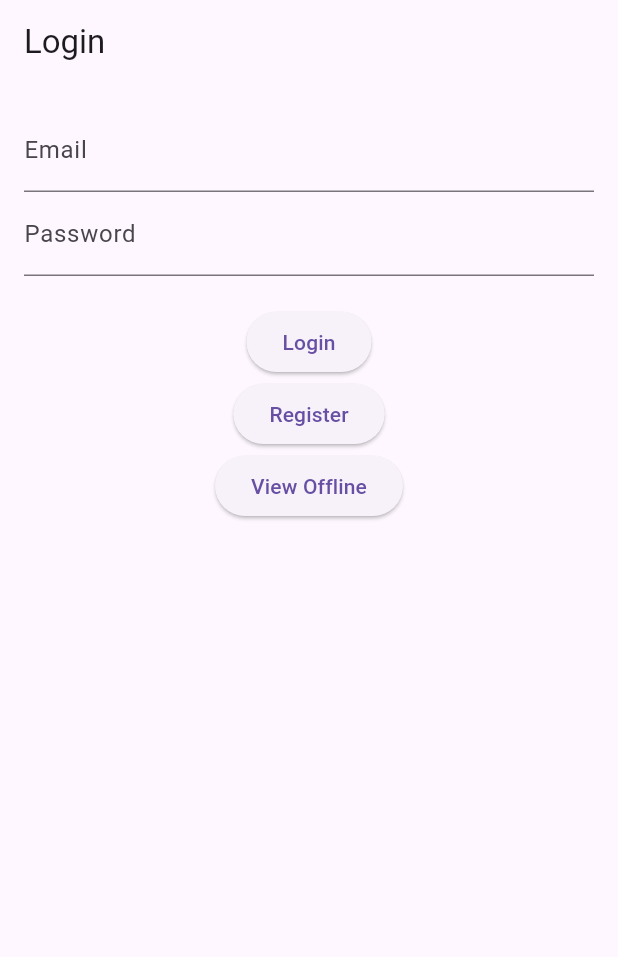
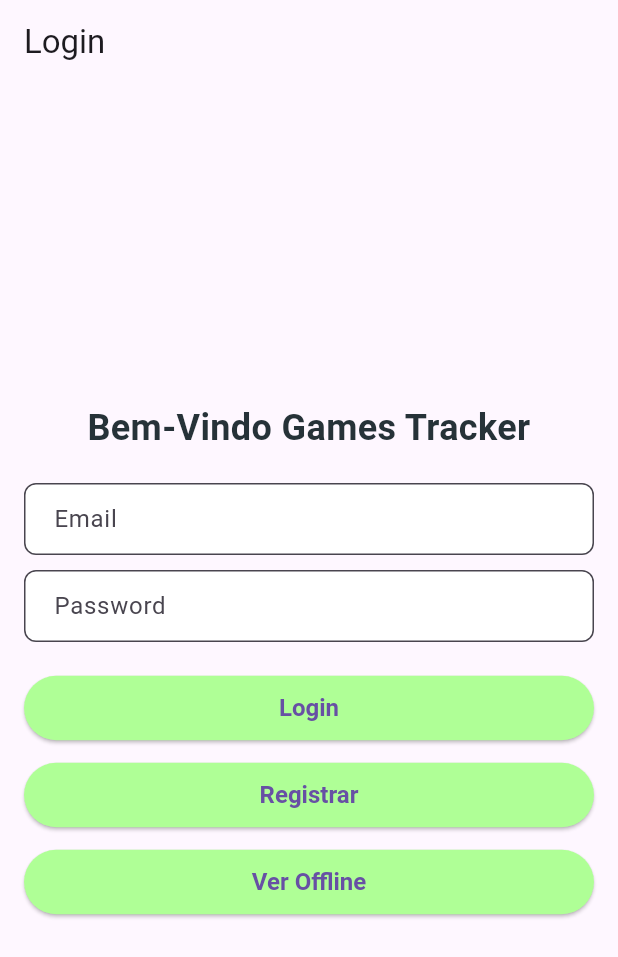
Before and after one commit to LevyLucas/GameTracker, a Flutter app: the screen it shows after launch, on a phone screen of 412 x 824 dp. Shown: the top 957 px of the screen. Run offline on Flutter 3.47's test engine with Material 3 defaults, Android fonts, the phone set to English and light mode, and no system bars; our stand-ins replace sqflite; accounts and stored records are empty.

Commit message:
design adjusts

```diff
--- a/lib/screens/game_details_screen.dart
+++ b/lib/screens/game_details_screen.dart
@@ -57,7 +57,7 @@ class _GameDetailsScreenState extends State<GameDetailsScreen> {
           if (snapshot.connectionState == ConnectionState.waiting) {
             return Center(child: CircularProgressIndicator());
           } else if (gameDetails == null) {
-            return Center(child: Text('Game not found'));
+            return Center(child: Text('Nenhum jogo encontrado'));
           } else {
             return SingleChildScrollView(
               child: Column(
--- a/lib/screens/login_screen.dart
+++ b/lib/screens/login_screen.dart
@@ -19,14 +19,38 @@ class _LoginScreenState extends State<LoginScreen> {
       appBar: AppBar(
         title: Text('Login'),
       ),
-      body: Padding(
+      body: Center(
+        child: SingleChildScrollView(
           padding: const EdgeInsets.all(16.0),
           child: Form(
             key: _formKey,
             child: Column(
+              mainAxisAlignment: MainAxisAlignment.center,
+              crossAxisAlignment: CrossAxisAlignment.stretch,
               children: <Widget>[
+                Text(
+                  'Bem-Vindo Games Tracker',
+                  style: TextStyle(
+                    fontSize: 24,
+                    fontWeight: FontWeight.bold,
+                    color: Colors.blueGrey[900],
+                  ),
+                  textAlign: TextAlign.center,
+                ),
+                SizedBox(height: 20),
                 TextFormField(
-                decoration: InputDecoration(labelText: 'Email'),
+                  decoration: InputDecoration(
+                    labelText: 'Email',
+                    filled: true,
+                    fillColor: Colors.white,
+                    border: OutlineInputBorder(
+                      borderRadius: BorderRadius.circular(8.0),
+                    ),
+                    contentPadding: EdgeInsets.symmetric(
+                      horizontal: 16.0,
+                      vertical: 8.0,
+                    ),
+                  ),
                   validator: (value) {
                     if (value == null || value.isEmpty) {
                       return 'Insira seu email';
@@ -35,8 +59,20 @@ class _LoginScreenState extends State<LoginScreen> {
                   },
                   onSaved: (value) => _email = value!,
                 ),
+                SizedBox(height: 10),
                 TextFormField(
-                decoration: InputDecoration(labelText: 'Password'),
+                  decoration: InputDecoration(
+                    labelText: 'Password',
+                    filled: true,
+                    fillColor: Colors.white,
+                    border: OutlineInputBorder(
+                      borderRadius: BorderRadius.circular(8.0),
+                    ),
+                    contentPadding: EdgeInsets.symmetric(
+                      horizontal: 16.0,
+                      vertical: 8.0,
+                    ),
+                  ),
                   obscureText: true,
                   validator: (value) {
                     if (value == null || value.isEmpty) {
@@ -61,20 +97,47 @@ class _LoginScreenState extends State<LoginScreen> {
                     }
                   },
                   child: Text('Login'),
+                  style: ElevatedButton.styleFrom(
+                    backgroundColor: Color.fromARGB(255, 175, 255, 150),
+                    padding: EdgeInsets.symmetric(vertical: 12.0),
+                    textStyle: TextStyle(
+                      fontSize: 16,
+                      fontWeight: FontWeight.bold,
                     ),
+                  ),
+                ),
+                SizedBox(height: 10),
                 ElevatedButton(
                   onPressed: () {
                     Navigator.pushNamed(context, '/register');
                   },
-                child: Text('Register'),
+                  child: Text('Registrar'),
+                  style: ElevatedButton.styleFrom(
+                    backgroundColor: Color.fromARGB(255, 175, 255, 150),
+                    padding: EdgeInsets.symmetric(vertical: 12.0),
+                    textStyle: TextStyle(
+                      fontSize: 16,
+                      fontWeight: FontWeight.bold,
                     ),
+                  ),
+                ),
+                SizedBox(height: 10),
                 ElevatedButton(
                   onPressed: () {
                     Navigator.pushReplacementNamed(context, '/dashboard');
                   },
-                child: Text('View Offline'),
+                  child: Text('Ver Offline'),
+                  style: ElevatedButton.styleFrom(
+                    backgroundColor: Color.fromARGB(255, 175, 255, 150),
+                    padding: EdgeInsets.symmetric(vertical: 12.0),
+                    textStyle: TextStyle(
+                      fontSize: 16,
+                      fontWeight: FontWeight.bold,
+                    ),
+                  ),
                 ),
               ],
+            ),
           ),
         ),
       ),
```
Also changed, not shown: lib/screens/dashboard_screen.dart (+5 -5 lines), lib/screens/recent_reviews_screen.dart (+54 -10 lines). Lines whose indentation alone changed are shown as unchanged.
